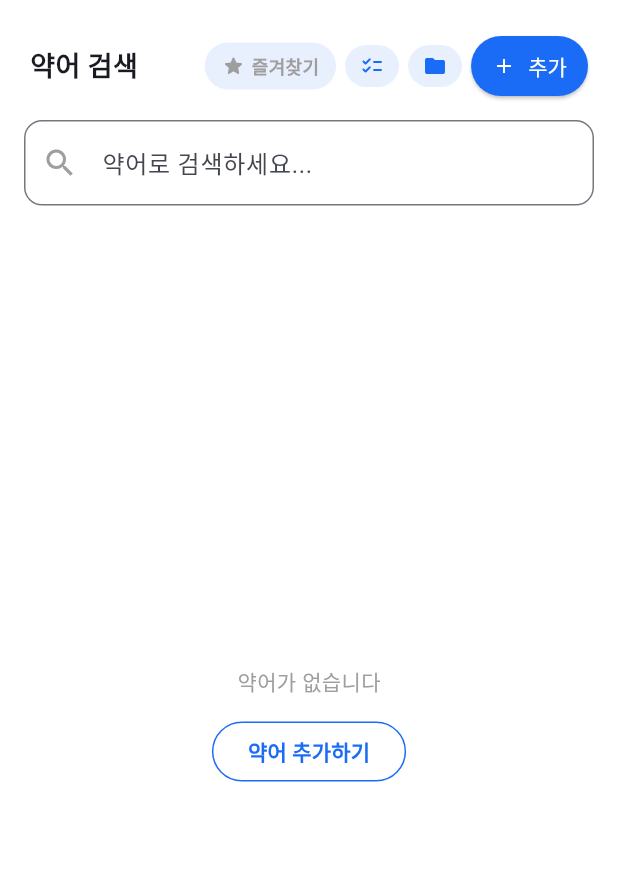
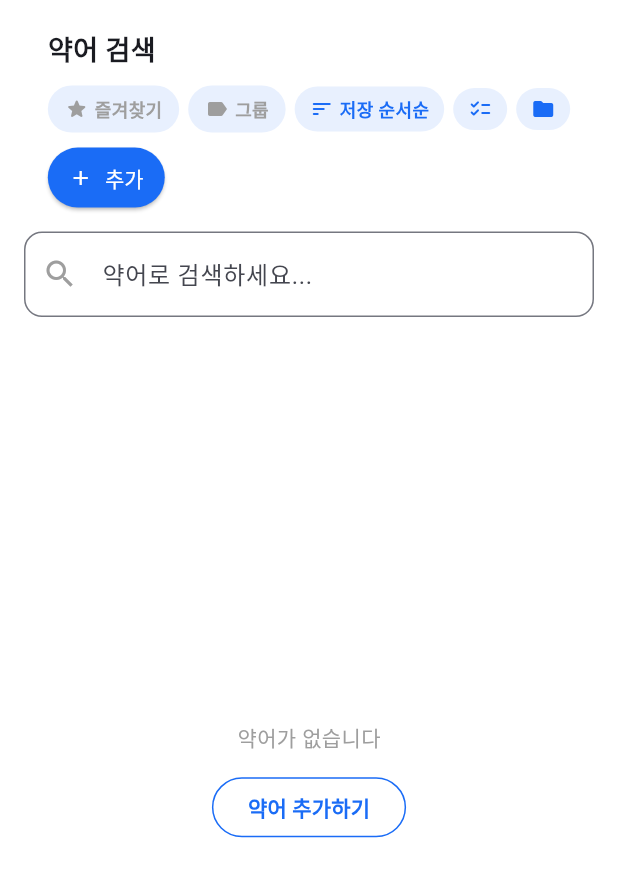
Before and after one commit to CHIL-LING/SOGGIIROCK, a Flutter app: the SearchScreen screen opened directly, on a phone screen of 412 x 824 dp. Shown: the top 877 px of the screen. Run offline on Flutter 3.47's test engine with Material 3 defaults, Android fonts, the phone set to English and light mode, and no system bars; our stand-ins replace flutter_tts, hive_flutter; accounts and stored records are empty.

Commit message:
UI/UX 개선

```diff
--- a/lib/main.dart
+++ b/lib/main.dart
@@ -36,28 +36,37 @@ const List<Color> kGroupColors = [
 String encodeWord(String raw) => raw.replaceAll(' ', '*');
 String decodeWordForSearch(String word) => word.replaceAll('*', '');
 
+// 즐겨찾기는 "분류"가 아니라 그룹으로 취급한다. 저장되지 않는 가상(고정) 그룹.
+const String kFavGroupId = '__favorite__';
+final GroupModel kFavGroup = GroupModel(id: kFavGroupId, name: '⭐ 즐겨찾기', colorValue: 0xFFFFAA00, order: -1);
+
 class GroupModel {
   final String id, name;
   final int colorValue;
-  GroupModel({required this.id, required this.name, required this.colorValue});
+  final int order;
+  GroupModel({required this.id, required this.name, required this.colorValue, this.order = 0});
   Color get color => Color(colorValue);
-  Map<String, dynamic> toMap() => {'id': id, 'name': name, 'colorValue': colorValue};
+  Map<String, dynamic> toMap() => {'id': id, 'name': name, 'colorValue': colorValue, 'order': order};
   factory GroupModel.fromMap(Map m) => GroupModel(
-    id: m['id'] as String, name: m['name'] as String, colorValue: m['colorValue'] as int);
+    id: m['id'] as String, name: m['name'] as String, colorValue: m['colorValue'] as int,
+    order: m['order'] as int? ?? 0);
 }
 
 class AbbreviationModel {
   final String id, word;
   final List<String> initial, medial, final_;
-  final bool isComposite, isConcurrent, isAttached, isFavorite;
+  final bool isComposite, isConcurrent, isAttached;
   final List<String> groupIds;
   AbbreviationModel({
     required this.id, required this.word,
     this.initial = const [], this.medial = const [], this.final_ = const [],
     this.isComposite = false, this.isConcurrent = false,
-    this.isAttached = false, this.isFavorite = false,
+    this.isAttached = false,
     this.groupIds = const [],
   });
+
+  // 즐겨찾기 = "__favorite__" 가상 그룹에 속해 있는지 여부 (그룹 기반)
+  bool get isFavorite => groupIds.contains(kFavGroupId);
 
   String get searchKey => decodeWordForSearch(word);
   String get displayWord => word;
@@ -65,9 +74,17 @@ class AbbreviationModel {
 Map<String, dynamic> toMap() => {
     'id': id, 'word': word, 'initial': initial, 'medial': medial, 'final_': final_,
     'isComposite': isComposite, 'isConcurrent': isConcurrent,
-    'isAttached': isAttached, 'isFavorite': isFavorite, 'groupIds': groupIds,
+    'isAttached': isAttached, 'groupIds': groupIds,
   };
-  factory AbbreviationModel.fromMap(Map m) => AbbreviationModel(
+  factory AbbreviationModel.fromMap(Map m) {
+    final gids = m['groupIds'] != null
+        ? List<String>.from(m['groupIds'])
+        : (m['groupId'] != null ? [m['groupId'] as String] : <String>[]);
+    // 이전 버전 호환: 예전에 isFavorite 불리언으로 저장된 데이터는 즐겨찾기 그룹으로 자동 편입
+    if ((m['isFavorite'] as bool? ?? false) && !gids.contains(kFavGroupId)) {
+      gids.add(kFavGroupId);
+    }
+    return AbbreviationModel(
       id: m['id'] as String, word: m['word'] as String,
       initial: List<String>.from(m['initial'] ?? []),
       medial: List<String>.from(m['medial'] ?? []),
@@ -75,22 +92,30 @@ Map<String, dynamic> toMap() => {
       isComposite: m['isComposite'] as bool? ?? false,
       isConcurrent: m['isConcurrent'] as bool? ?? false,
       isAttached: m['isAttached'] as bool? ?? false,
-    isFavorite: m['isFavorite'] as bool? ?? false,
-    groupIds: m['groupIds'] != null
-        ? List<String>.from(m['groupIds'])
-        : (m['groupId'] != null ? [m['groupId'] as String] : []),
+      groupIds: gids,
     );
+  }
   AbbreviationModel copyWith({
     String? word, List<String>? initial, List<String>? medial, List<String>? final_,
     bool? isComposite, bool? isConcurrent, bool? isAttached, bool? isFavorite,
     List<String>? groupIds,
-  }) => AbbreviationModel(
+  }) {
+    final newGroupIds = List<String>.from(groupIds ?? this.groupIds);
+    if (isFavorite != null) {
+      if (isFavorite) {
+        if (!newGroupIds.contains(kFavGroupId)) newGroupIds.add(kFavGroupId);
+      } else {
+        newGroupIds.remove(kFavGroupId);
+      }
+    }
+    return AbbreviationModel(
       id: id, word: word ?? this.word, initial: initial ?? this.initial,
       medial: medial ?? this.medial, final_: final_ ?? this.final_,
       isComposite: isComposite ?? this.isComposite, isConcurrent: isConcurrent ?? this.isConcurrent,
-    isAttached: isAttached ?? this.isAttached, isFavorite: isFavorite ?? this.isFavorite,
-    groupIds: groupIds ?? this.groupIds,
+      isAttached: isAttached ?? this.isAttached,
+      groupIds: newGroupIds,
     );
+  }
 
   String get strokeDisplay {
     final parts = <String>[];
@@ -162,12 +187,39 @@ class Store {
   static Box get _rm => Hive.box('reminders');
   static Box get _gr => Hive.box('groups');
 
-  static List<GroupModel> getGroups() =>
-      _gr.values.map((e) => GroupModel.fromMap(Map.from(e as Map))).toList();
+  // 실제로 Hive에 저장된 그룹만 (그룹 관리 화면에서 사용, 즐겨찾기 가상그룹 제외), order순 정렬
+  static List<GroupModel> getRealGroups() {
+    final list = _gr.values.map((e) => GroupModel.fromMap(Map.from(e as Map))).toList();
+    list.sort((a, b) => a.order.compareTo(b.order));
+    return list;
+  }
+  // 즐겨찾기 가상그룹을 맨 앞에 포함한 전체 그룹 목록 (선택/필터/표시용)
+  static List<GroupModel> getGroups() => [kFavGroup, ...getRealGroups()];
   static Future<void> saveGroup(GroupModel g) => _gr.put(g.id, g.toMap());
   static Future<void> deleteGroup(String id) => _gr.delete(id);
   static GroupModel? findGroup(String id) {
-    try { return getGroups().firstWhere((g) => g.id == id); } catch (_) { return null; }
+    if (id == kFavGroupId) return kFavGroup;
+    try { return getRealGroups().firstWhere((g) => g.id == id); } catch (_) { return null; }
+  }
+  static int nextGroupOrder() {
+    final list = getRealGroups();
+    return list.isEmpty ? 0 : list.map((g) => g.order).reduce((a, b) => a > b ? a : b) + 1;
+  }
+  static Future<void> moveGroupUp(String id) async {
+    final list = getRealGroups();
+    final idx = list.indexWhere((g) => g.id == id);
+    if (idx <= 0) return;
+    final a = list[idx], b = list[idx - 1];
+    await saveGroup(GroupModel(id: a.id, name: a.name, colorValue: a.colorValue, order: b.order));
+    await saveGroup(GroupModel(id: b.id, name: b.name, colorValue: b.colorValue, order: a.order));
+  }
+  static Future<void> moveGroupDown(String id) async {
+    final list = getRealGroups();
+    final idx = list.indexWhere((g) => g.id == id);
+    if (idx == -1 || idx >= list.length - 1) return;
+    final a = list[idx], b = list[idx + 1];
+    await saveGroup(GroupModel(id: a.id, name: a.name, colorValue: a.colorValue, order: b.order));
+    await saveGroup(GroupModel(id: b.id, name: b.name, colorValue: b.colorValue, order: a.order));
   }
 
   static List<AbbreviationModel> getAbbreviations() =>
@@ -818,6 +870,41 @@ List<AbbreviationModel> sortedSearchResults(List<AbbreviationModel> all, String
   });
   return filtered;
 }
+
+// 약어 목록 정렬: alpha=가나다순, saved=저장 순서(기본, 원래 순서 유지), group=그룹순, type=분류순
+List<AbbreviationModel> sortAbbreviations(List<AbbreviationModel> list, String mode, List<GroupModel> groups) {
+  final result = List<AbbreviationModel>.from(list);
+  switch (mode) {
+    case 'alpha':
+      result.sort((a, b) => a.searchKey.compareTo(b.searchKey));
+      break;
+    case 'group':
+      int rank(AbbreviationModel a) {
+        for (int i = 0; i < groups.length; i++) {
+          if (a.groupIds.contains(groups[i].id)) return i;
+        }
+        return 999999;
+      }
+      result.sort((a, b) => rank(a).compareTo(rank(b)));
+      break;
+    case 'type':
+      int rank(AbbreviationModel a) {
+        if (a.isConcurrent) return 0;
+        if (a.isComposite) return 1;
+        if (a.isAttached) return 2;
+        return 3;
+      }
+      result.sort((a, b) => rank(a).compareTo(rank(b)));
+      break;
+    case 'saved':
+    default:
+      break;
+  }
+  return result;
+}
+const Map<String, String> kSortModeLabels = {
+  'saved': '저장 순서순', 'alpha': '가나다순', 'group': '그룹순', 'type': '분류순',
+};
 
 class SoggiApp extends StatelessWidget {
   const SoggiApp({super.key});
@@ -1505,7 +1592,6 @@ final abbrGroups = abbr.groupIds.map((id) => Store.findGroup(id)).whereType<Grou
           child: Column(mainAxisSize: MainAxisSize.min, crossAxisAlignment: CrossAxisAlignment.start, children: [
             Row(children: [
               Text(abbr.displayWord.replaceAll('*', ' '), style: TextStyle(color: abbr.typeColor, fontWeight: FontWeight.w700, fontSize: 13)),
-              if (abbr.isFavorite) const Text(' ⭐', style: TextStyle(fontSize: 10)),
               ...abbr.typeLabels.map((l) {
                 final c = l == '동시' ? kPurple : l == '합성' ? kBlueSky : kBlueDark;
                 return Container(margin: const EdgeInsets.only(left: 3),
@@ -1585,7 +1671,7 @@ final abbrGroups = abbr.groupIds.map((id) => Store.findGroup(id)).whereType<Grou
                 keyboardDismissBehavior: ScrollViewKeyboardDismissBehavior.manual,
                 padding: const EdgeInsets.symmetric(horizontal: 16),
                 child: Column(crossAxisAlignment: CrossAxisAlignment.start, children: [
-                  TextField(controller: _analyzerCtrl, focusNode: _focusNode, maxLines: 4,
+                  TextField(controller: _analyzerCtrl, focusNode: _focusNode, minLines: 10, maxLines: 10,
                     onChanged: (_) => setState(() => _analyzerAnalyzed = false),
                     decoration: InputDecoration(hintText: '분석할 문장을 입력하세요...',
                       border: OutlineInputBorder(borderRadius: BorderRadius.circular(12), borderSide: const BorderSide(color: Color(0xFFE0E0E0))),
@@ -1697,7 +1783,6 @@ final abbrGroups = abbr.groupIds.map((id) => Store.findGroup(id)).whereType<Grou
                                   Flexible(child: Text(a.displayWord.replaceAll('*', ' '),
                                       style: TextStyle(color: a.typeColor, fontWeight: FontWeight.w700, fontSize: 12),
                                       overflow: TextOverflow.ellipsis)),
-                                  if (a.isFavorite) const Text('⭐', style: TextStyle(fontSize: 9)),
                                 ]),
                                 Wrap(spacing: 2, children: [
                                   ...a.typeLabels.map((l) {
@@ -1830,6 +1915,12 @@ class _SearchScreenState extends State<SearchScreen> {
   String? _filterGroupId;
   final Set<String> _selected = {};
   bool _selectMode = false;
+  String _sortMode = Hive.box('settings').get('abbr_sort_mode', defaultValue: 'saved') as String;
+
+  void _setSortMode(String mode) {
+    setState(() => _sortMode = mode);
+    Hive.box('settings').put('abbr_sort_mode', mode);
+  }
 
   void _toggleSelectMode() => setState(() { _selectMode = !_selectMode; _selected.clear(); });
   void _toggleSelect(String id) => setState(() {
@@ -1903,11 +1994,10 @@ class _SearchScreenState extends State<SearchScreen> {
       title: Text('분류 변경 (${_selected.length}개)', style: const TextStyle(fontSize: 16, fontWeight: FontWeight.w700)),
       content: _TypeToggleRow(
         isComposite: isComposite, isConcurrent: isConcurrent,
-        isAttached: isAttached, isFavorite: false,
+        isAttached: isAttached,
         onCompositeChanged: (v) => setS(() => isComposite = v),
         onConcurrentChanged: (v) => setS(() => isConcurrent = v),
-        onAttachedChanged: (v) => setS(() => isAttached = v),
-        onFavoriteChanged: (_) {}),
+        onAttachedChanged: (v) => setS(() => isAttached = v)),
       actions: [
         TextButton(onPressed: () => Navigator.pop(ctx), child: const Text('취소', style: TextStyle(color: Colors.grey))),
         ElevatedButton(style: ElevatedButton.styleFrom(backgroundColor: kBlue, foregroundColor: Colors.white),
@@ -1940,40 +2030,35 @@ class _SearchScreenState extends State<SearchScreen> {
             final q = _ctrl.text.trim();
             final all = Store.getAbbreviations();
             final groups = Store.getGroups();
-            var results = q.isEmpty ? all : sortedSearchResults(all, q);
+            var results = q.isEmpty ? sortAbbreviations(all, _sortMode, groups) : sortedSearchResults(all, q);
             if (_showFavOnly) results = results.where((a) => a.isFavorite).toList();
             if (_filterGroupId != null) results = results.where((a) => a.groupIds.contains(_filterGroupId)).toList();
 
             return Scaffold(backgroundColor: Colors.white,
               body: SafeArea(child: Column(children: [
-                Padding(padding: const EdgeInsets.fromLTRB(20,20,20,12), child: Row(children: [
-                  const Expanded(child: Text('약어 검색', style: TextStyle(fontSize: 18, fontWeight: FontWeight.w900))),
+                Padding(padding: const EdgeInsets.fromLTRB(20,20,20,12), child: Column(crossAxisAlignment: CrossAxisAlignment.start, children: [
+                  const Text('약어 검색', style: TextStyle(fontSize: 18, fontWeight: FontWeight.w900)),
+                  const SizedBox(height: 10),
+                  Wrap(spacing: 6, runSpacing: 6, crossAxisAlignment: WrapCrossAlignment.center, children: [
                   if (_selectMode) ...[
                     GestureDetector(onTap: () => _bulkFav(results),
                       child: _actionChip(Icons.star_rounded, '즐겨찾기', const Color(0xFFFFAA00))),
-                    const SizedBox(width: 4),
                     GestureDetector(onTap: () => _bulkRemind(context, results),
                       child: _actionChip(Icons.notifications_rounded, '리마인드', kBlue)),
-                    const SizedBox(width: 4),
                     GestureDetector(onTap: () => _bulkSetGroup(context, results),
                       child: _actionChip(Icons.label_rounded, '그룹', kBlueSky)),
-                    const SizedBox(width: 4),
                     GestureDetector(onTap: () => _bulkEditType(context, results),
                       child: _actionChip(Icons.edit_rounded, '분류', kPurple)),
-                    const SizedBox(width: 4),
                     GestureDetector(onTap: () => _openSelectedView(context, results),
                       child: _actionChip(Icons.visibility_rounded, '모아보기', kBlueDark)),
-                    const SizedBox(width: 4),
                     GestureDetector(onTap: () => _bulkDelete(context, results),
                       child: _actionChip(Icons.delete_rounded, '삭제', Colors.red)),
-                    const SizedBox(width: 4),
                     GestureDetector(onTap: _toggleSelectMode,
                       child: _actionChip(Icons.close, '취소', Colors.grey)),
                   ] else ...[
                     GestureDetector(onTap: () => setState(() { _showFavOnly = !_showFavOnly; _filterGroupId = null; }),
                       child: Container(
                         padding: const EdgeInsets.symmetric(horizontal: 10, vertical: 6),
-                        margin: const EdgeInsets.only(right: 6),
                         decoration: BoxDecoration(
                           color: _showFavOnly ? const Color(0xFFFFD700).withOpacity(0.15) : kBlueLight,
                           borderRadius: BorderRadius.circular(20),
@@ -1988,7 +2073,6 @@ class _SearchScreenState extends State<SearchScreen> {
                       GestureDetector(onTap: () => _showGroupFilter(context, groups),
                         child: Container(
                           padding: const EdgeInsets.symmetric(horizontal: 10, vertical: 6),
-                          margin: const EdgeInsets.only(right: 6),
                           decoration: BoxDecoration(
                             color: kBlueLight, borderRadius: BorderRadius.circular(20),
                             border: Border.all(
@@ -2002,14 +2086,26 @@ class _SearchScreenState extends State<SearchScreen> {
                                 style: TextStyle(fontSize: 12, fontWeight: FontWeight.w600,
                                     color: _filterGroupId != null ? (Store.findGroup(_filterGroupId!)?.color ?? kBlue) : Colors.grey)),
                           ]))),
+                    PopupMenuButton<String>(
+                      tooltip: '정렬',
+                      onSelected: _setSortMode,
+                      itemBuilder: (_) => kSortModeLabels.entries
+                          .map((e) => PopupMenuItem(value: e.key, child: Text(e.value)))
+                          .toList(),
+                      child: Container(
+                        padding: const EdgeInsets.symmetric(horizontal: 10, vertical: 6),
+                        decoration: BoxDecoration(color: kBlueLight, borderRadius: BorderRadius.circular(20)),
+                        child: Row(mainAxisSize: MainAxisSize.min, children: [
+                          const Icon(Icons.sort_rounded, size: 16, color: kBlue),
+                          const SizedBox(width: 4),
+                          Text(kSortModeLabels[_sortMode] ?? '정렬', style: const TextStyle(fontSize: 12, fontWeight: FontWeight.w600, color: kBlue)),
+                        ]))),
                     GestureDetector(onTap: _toggleSelectMode,
                       child: Container(padding: const EdgeInsets.symmetric(horizontal: 10, vertical: 6),
-                        margin: const EdgeInsets.only(right: 6),
                         decoration: BoxDecoration(color: kBlueLight, borderRadius: BorderRadius.circular(20)),
                         child: const Icon(Icons.checklist_rounded, size: 16, color: kBlue))),
                     GestureDetector(onTap: () => Navigator.push(context, MaterialPageRoute(builder: (_) => const GroupManageScreen())),
                       child: Container(padding: const EdgeInsets.symmetric(horizontal: 10, vertical: 6),
-                        margin: const EdgeInsets.only(right: 6),
                         decoration: BoxDecoration(color: kBlueLight, borderRadius: BorderRadius.circular(20)),
                         child: const Icon(Icons.folder_rounded, size: 16, color: kBlue))),
                     ElevatedButton.icon(onPressed: () => _showAbbrEditDialog(context),
@@ -2018,6 +2114,7 @@ class _SearchScreenState extends State<SearchScreen> {
                         shape: RoundedRectangleBorder(borderRadius: BorderRadius.circular(20)),
                         padding: const EdgeInsets.symmetric(horizontal: 14, vertical: 6))),
                   ],
+                  ]),
                 ])),
                 if (_selectMode)
                   Padding(padding: const EdgeInsets.fromLTRB(16, 0, 16, 8),
@@ -2177,7 +2274,6 @@ void _showAbbrEditDialog(BuildContext context, {AbbreviationModel? existing}) {
       'isComposite': from?.isComposite ?? false,
       'isConcurrent': from?.isConcurrent ?? false,
       'isAttached': from?.isAttached ?? false,
-      'isFavorite': from?.isFavorite ?? false,
     });
     rowGroupIds.add(from?.groupIds != null ? List<String>.from(from!.groupIds) : <String>[]);
     wordFocusNodes.add(FocusNode());
@@ -2240,7 +2336,6 @@ void _showAbbrEditDialog(BuildContext context, {AbbreviationModel? existing}) {
             isComposite: rowFlags[i]['isComposite']!,
             isConcurrent: rowFlags[i]['isConcurrent']!,
             isAttached: rowFlags[i]['isAttached']!,
-            isFavorite: rowFlags[i]['isFavorite']!,
             groupIds: rowGroupIds[i]));
         }
       }
@@ -2256,11 +2351,10 @@ void _showAbbrEditDialog(BuildContext context, {AbbreviationModel? existing}) {
         const SizedBox(height: 8),
         _TypeToggleRow(
           isComposite: rowFlags[i]['isComposite']!, isConcurrent: rowFlags[i]['isConcurrent']!,
-          isAttached: rowFlags[i]['isAttached']!, isFavorite: rowFlags[i]['isFavorite']!,
+          isAttached: rowFlags[i]['isAttached']!,
           onCompositeChanged: (v) => setS(() => rowFlags[i]['isComposite'] = v),
           onConcurrentChanged: (v) => setS(() => rowFlags[i]['isConcurrent'] = v),
-          onAttachedChanged: (v) => setS(() => rowFlags[i]['isAttached'] = v),
-          onFavoriteChanged: (v) => setS(() => rowFlags[i]['isFavorite'] = v)),
+          onAttachedChanged: (v) => setS(() => rowFlags[i]['isAttached'] = v)),
        if (groups.isNotEmpty) ...[
           const SizedBox(height: 6),
           Row(children: [
@@ -2390,7 +2484,7 @@ class _GroupManageScreenState extends State<GroupManageScreen> {
   Widget build(BuildContext context) {
     return ValueListenableBuilder(valueListenable: Hive.box('groups').listenable(),
       builder: (context, box, _) {
-        final groups = Store.getGroups();
+        final groups = Store.getRealGroups();
         return Scaffold(backgroundColor: Colors.white,
           appBar: AppBar(backgroundColor: Colors.white, elevation: 0,
             leading: IconButton(icon: const Icon(Icons.arrow_back_ios_rounded, color: kBlue),
@@ -2410,6 +2504,15 @@ class _GroupManageScreenState extends State<GroupManageScreen> {
                     decoration: BoxDecoration(color: Colors.white, borderRadius: BorderRadius.circular(12),
                         border: Border.all(color: const Color(0xFFEEF0F8))),
                     child: Row(children: [
+                      Column(mainAxisSize: MainAxisSize.min, children: [
+                        GestureDetector(onTap: i == 0 ? null : () => Store.moveGroupUp(g.id),
+                          child: Icon(Icons.keyboard_arrow_up_rounded, size: 20,
+                              color: i == 0 ? const Color(0xFFDDDDDD) : Colors.grey)),
+                        GestureDetector(onTap: i == groups.length - 1 ? null : () => Store.moveGroupDown(g.id),
+                          child: Icon(Icons.keyboard_arrow_down_rounded, size: 20,
+                              color: i == groups.length - 1 ? const Color(0xFFDDDDDD) : Colors.grey)),
+                      ]),
+                      const SizedBox(width: 6),
                       CircleAvatar(backgroundColor: g.color, radius: 14,
                         child: Text(g.name.isNotEmpty ? g.name[0] : '?',
                             style: const TextStyle(color: Colors.white, fontWeight: FontWeight.w700, fontSize: 12))),
@@ -2454,7 +2557,8 @@ class _GroupManageScreenState extends State<GroupManageScreen> {
             if (name.isEmpty) return;
             await Store.saveGroup(GroupModel(
               id: existing?.id ?? DateTime.now().millisecondsSinceEpoch.toString(),
-              name: name, colorValue: selectedColor.value));
+              name: name, colorValue: selectedColor.value,
+              order: existing?.order ?? Store.nextGroupOrder()));
             if (ctx.mounted) Navigator.pop(ctx);
           }, child: const Text('저장')),
       ])));
@@ -2488,7 +2592,6 @@ final abbrGroups = groups.where((g) => abbr.groupIds.contains(g.id)).toList();
       Row(children: [
         if (abbr.isAttached) const Text('↙ ', style: TextStyle(fontSize: 14, color: kBlueDark, fontWeight: FontWeight.w700)),
         Text(abbr.displayWord, style: TextStyle(color: abbr.typeColor, fontWeight: FontWeight.w700, fontSize: 15)),
-        if (abbr.isFavorite) const Text(' ⭐', style: TextStyle(fontSize: 12)),
         ...abbr.typeLabels.map((label) {
           final color = label == '동시' ? kPurple : label == '합성' ? kBlueSky : kBlueDark;
           final bgColor = label == '동시' ? kPurpleLight : const Color(0xFFE0F4FF);
@@ -2541,19 +2644,17 @@ class _AbbrListTileState extends State<_AbbrListTile> {
 }
 
 class _TypeToggleRow extends StatelessWidget {
-  final bool isComposite, isConcurrent, isAttached, isFavorite;
-  final ValueChanged<bool> onCompositeChanged, onConcurrentChanged, onAttachedChanged, onFavoriteChanged;
+  final bool isComposite, isConcurrent, isAttached;
+  final ValueChanged<bool> onCompositeChanged, onConcurrentChanged, onAttachedChanged;
   const _TypeToggleRow({required this.isComposite, required this.isConcurrent,
-    required this.isAttached, required this.isFavorite,
+    required this.isAttached,
     required this.onCompositeChanged, required this.onConcurrentChanged,
-    required this.onAttachedChanged, required this.onFavoriteChanged});
+    required this.onAttachedChanged});
   @override
   Widget build(BuildContext context) => Wrap(spacing: 6, runSpacing: 6, children: [
     _ToggleChip(label: '합성약어', color: kBlueSky, selected: isComposite, onTap: () => onCompositeChanged(!isComposite)),
     _ToggleChip(label: '동시처리', color: kPurple, selected: isConcurrent, onTap: () => onConcurrentChanged(!isConcurrent)),
     _ToggleChip(label: '붙여쓰기', color: kBlueDark, selected: isAttached, onTap: () => onAttachedChanged(!isAttached)),
-    _ToggleChip(label: '즐겨찾기', color: const Color(0xFFFFAA00), selected: isFavorite,
-        onTap: () => onFavoriteChanged(!isFavorite), icon: Icons.star_rounded),
   ]);
 }
 class _ToggleChip extends StatelessWidget {
@@ -3404,15 +3505,12 @@ Widget _buildSetup() {
         const Text('테스트 설정', style: TextStyle(fontSize: 22, fontWeight: FontWeight.w900)),
         const SizedBox(height: 24),
 
-        // TTS 속도
-// 문제 수 + TTS 속도
-        Row(children: [
+        // 문제 수 + TTS 속도 (붙여서 나란히 배치)
+        Wrap(spacing: 20, runSpacing: 16, children: [
+          Column(crossAxisAlignment: CrossAxisAlignment.start, children: [
             _lbl('문제 수'),
-          const Spacer(),
-          _lbl('TTS 속도'),
-        ]),
-        Row(children: [
-          // 문제 수 버튼
+            const SizedBox(height: 8),
+            Row(mainAxisSize: MainAxisSize.min, children: [
               GestureDetector(
                 onTap: () => setState(() => _quizCount = (_quizCount - 1).clamp(1, 9999)),
                 child: Container(width: 36, height: 36,
@@ -3440,8 +3538,12 @@ Widget _buildSetup() {
                 child: Container(width: 36, height: 36,
                   decoration: BoxDecoration(color: kBlueLight, borderRadius: BorderRadius.circular(8)),
                   child: const Icon(Icons.add_rounded, color: kBlue, size: 20))),
-          const Spacer(),
-          // TTS 속도 버튼
+            ]),
+          ]),
+          Column(crossAxisAlignment: CrossAxisAlignment.start, children: [
+            _lbl('TTS 속도'),
+            const SizedBox(height: 8),
+            Row(mainAxisSize: MainAxisSize.min, children: [
               GestureDetector(
                 onTap: () async {
                   final speeds = [0.1, 0.2, 0.3, 0.4, 0.5, 0.6, 0.7, 0.8, 0.9, 1.0];
@@ -3484,6 +3586,8 @@ Widget _buildSetup() {
                 child: Container(width: 36, height: 36,
                   decoration: BoxDecoration(color: kBlueLight, borderRadius: BorderRadius.circular(8)),
                   child: const Icon(Icons.add_rounded, color: kBlue, size: 20))),
+            ]),
+          ]),
         ]),
         const SizedBox(height: 32),
         // 모드 선택
```
Also changed, not shown: docs/assets/fonts/MaterialIcons-Regular.otf, 2 other files. Lines whose indentation alone changed are shown as unchanged.
